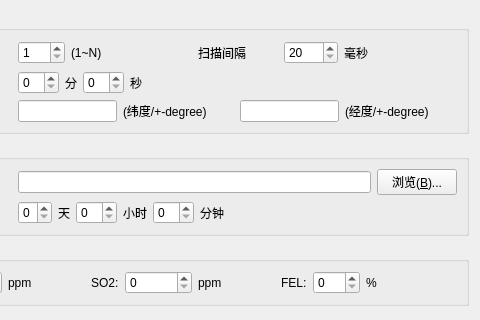
This is mac/examples/GasInfo/optiondialog.ui in Quenii/ADCEVM as Qt 5 draws it before an edit; both pictures show x 121 to 601 and y 0 to 320 of the 601 by 410 pixel window. The edited form follows.
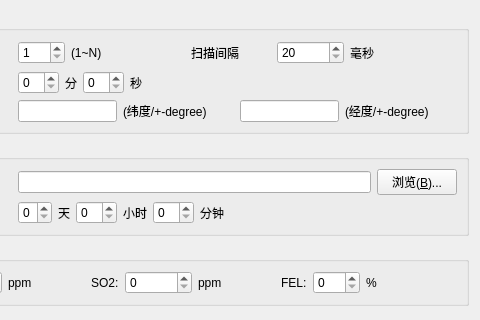
This is the edited form.

The edit to the form file:
```diff
--- a/mac/examples/GasInfo/optiondialog.ui
+++ b/mac/examples/GasInfo/optiondialog.ui
@@ -90,7 +90,7 @@
            <number>20</number>
           </property>
           <property name="maximum">
-           <number>2000</number>
+           <number>120000</number>
           </property>
          </widget>
         </item>
```
